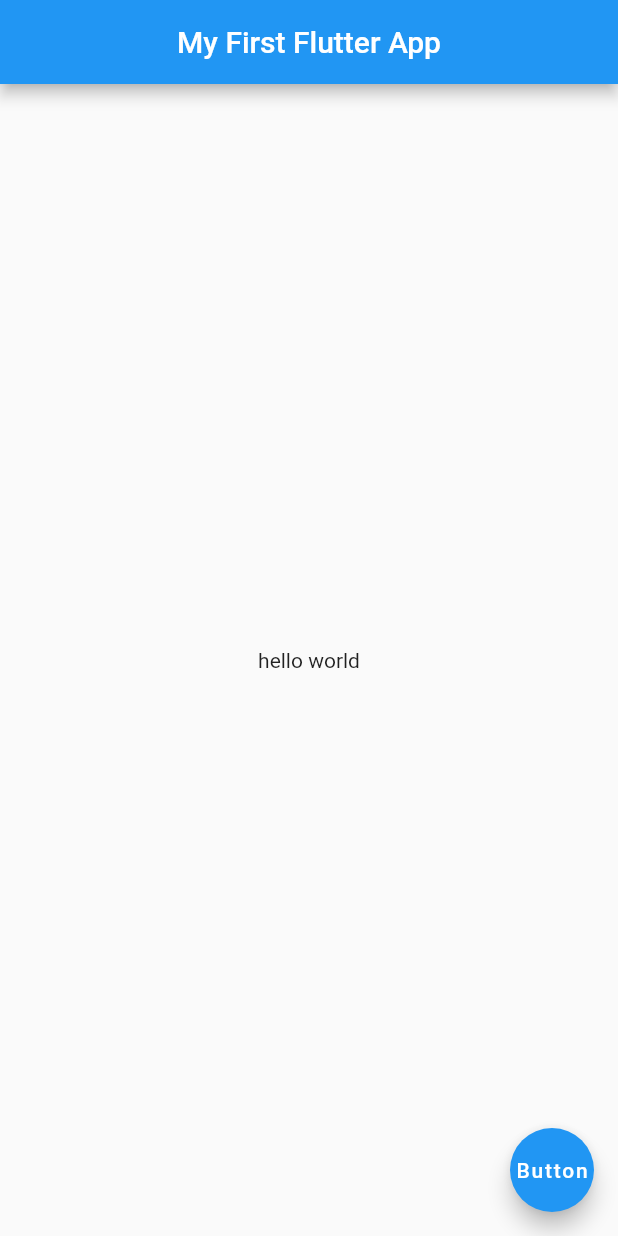
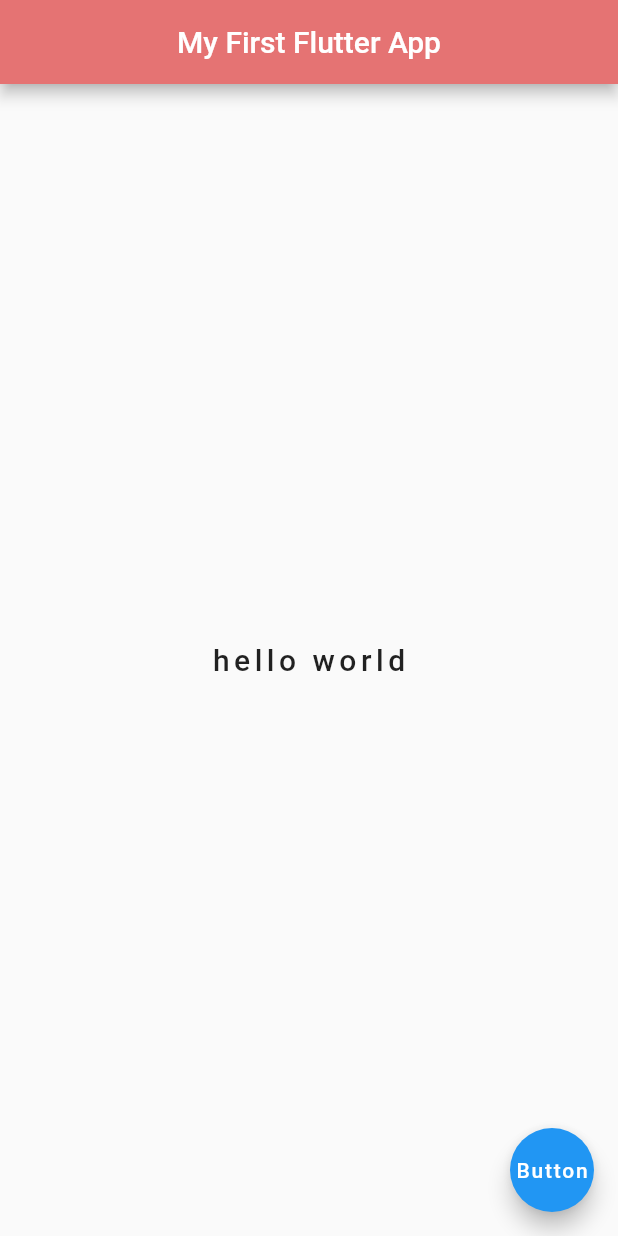
Before and after one commit to GGGuang12138/FlutterLearning, a Flutter app: the screen it shows after launch, on a phone screen of 412 x 824 dp. Run offline on Flutter 3.47's test engine with Material 2 defaults, Android fonts, the phone set to English and light mode, and no system bars.

Commit message:
字体颜色、大小，抽取变量

```diff
--- a/lib/main.dart
+++ b/lib/main.dart
@@ -7,13 +7,35 @@ class MyApp extends StatelessWidget {
   @override
   Widget build(BuildContext context) {
     return new MaterialApp(
-      home: Scaffold(
+      home: new Home(),
+    );
+
+
+  }
+}
+
+class Home extends StatelessWidget {
+  const Home({
+    Key key,
+  }) : super(key: key);
+
+  @override
+  Widget build(BuildContext context) {
+    return Scaffold(
       appBar: AppBar(
         title: Text('My First Flutter App'),
         centerTitle: true,
+        backgroundColor: Colors.red[300],
       ),
       body: Center(
-          child: Text('hello world'),
+        child: Text('hello world',
+          style: TextStyle(
+            fontSize: 20.0,
+            fontWeight: FontWeight.w500,//字体粗细
+            letterSpacing: 3,
+          ),
+        ),
+
       ),
       floatingActionButton: FloatingActionButton(
         child: Text('Button'),
@@ -21,9 +43,6 @@ class MyApp extends StatelessWidget {
           print('test');
         },
       ),
-      ),
     );
-
-
   }
 }
```
Lines whose indentation alone changed are shown as unchanged.
